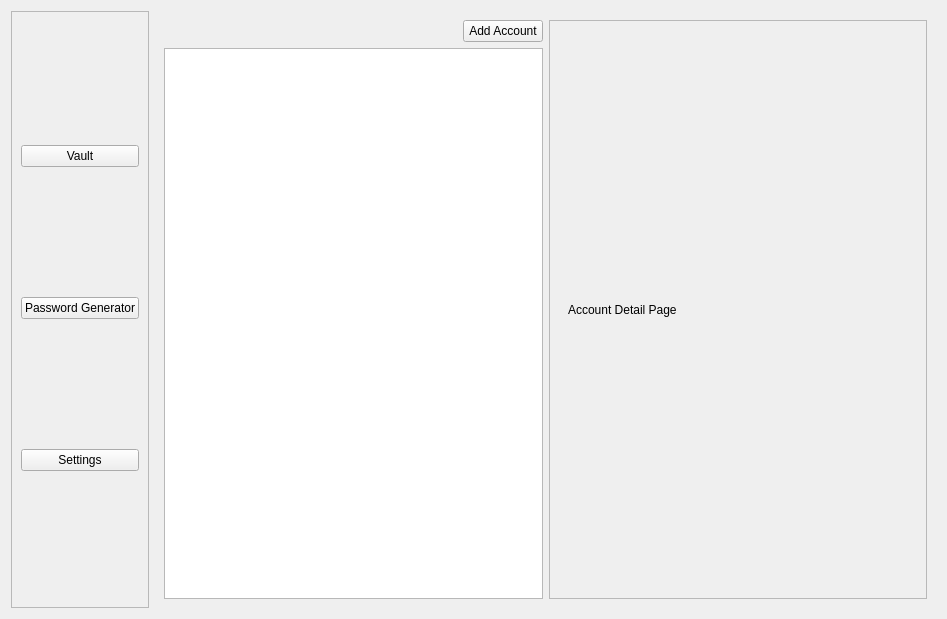
Old version of the form pages/view/dashboard/dashboard.ui in the repository SahisN/PasswordManager.
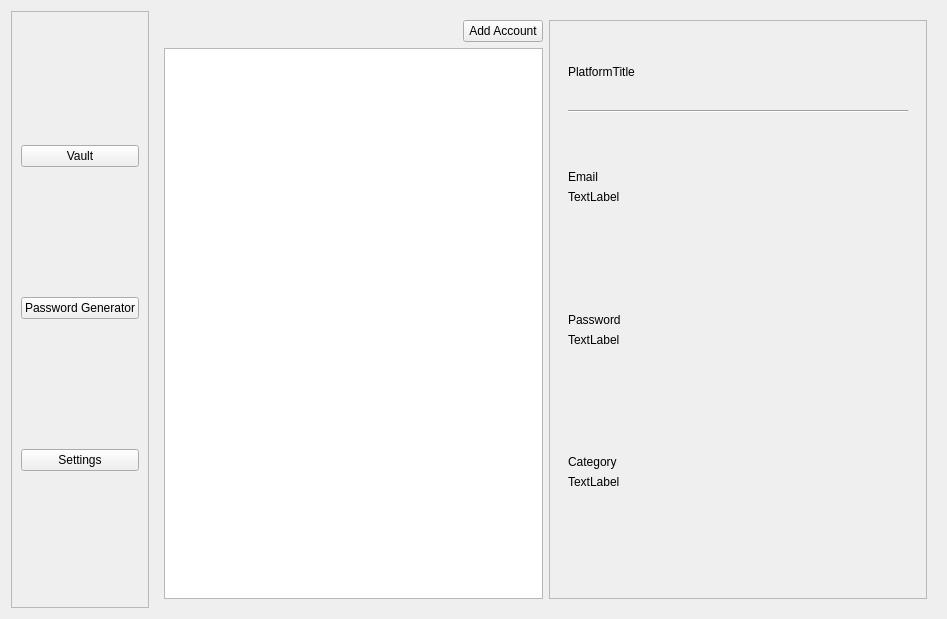
New version of the form. The open tabs and pages were chosen to show the change.

Commit message: feat:added password/email encryption

Patch:
```diff
--- a/pages/view/dashboard/dashboard.ui
+++ b/pages/view/dashboard/dashboard.ui
@@ -120,10 +120,75 @@
                 <item>
                  <widget class="QLabel" name="label_7">
                   <property name="text">
-                   <string>Account Detail Page</string>
+                   <string>PlatformTitle</string>
                   </property>
                  </widget>
                 </item>
+                <item>
+                 <widget class="Line" name="line">
+                  <property name="orientation">
+                   <enum>Qt::Orientation::Horizontal</enum>
+                  </property>
+                 </widget>
+                </item>
+                <item alignment="Qt::AlignmentFlag::AlignBottom">
+                 <widget class="QLabel" name="emailLabel">
+                  <property name="text">
+                   <string>Email</string>
+                  </property>
+                 </widget>
+                </item>
+                <item alignment="Qt::AlignmentFlag::AlignTop">
+                 <widget class="QLabel" name="platformEmailText">
+                  <property name="text">
+                   <string>TextLabel</string>
+                  </property>
+                 </widget>
+                </item>
+                <item alignment="Qt::AlignmentFlag::AlignBottom">
+                 <widget class="QLabel" name="passwordLabel">
+                  <property name="text">
+                   <string>Password</string>
+                  </property>
+                 </widget>
+                </item>
+                <item alignment="Qt::AlignmentFlag::AlignTop">
+                 <widget class="QLabel" name="platformPasswordText">
+                  <property name="text">
+                   <string>TextLabel</string>
+                  </property>
+                 </widget>
+                </item>
+                <item alignment="Qt::AlignmentFlag::AlignBottom">
+                 <widget class="QLabel" name="categoryLabel">
+                  <property name="text">
+                   <string>Category</string>
+                  </property>
+                 </widget>
+                </item>
+                <item alignment="Qt::AlignmentFlag::AlignTop">
+                 <widget class="QLabel" name="platformCategoryText">
+                  <property name="text">
+                   <string>TextLabel</string>
+                  </property>
+                 </widget>
+                </item>
+                <item>
+                 <spacer name="verticalSpacer_7">
+                  <property name="orientation">
+                   <enum>Qt::Orientation::Vertical</enum>
+                  </property>
+                  <property name="sizeType">
+                   <enum>QSizePolicy::Policy::Preferred</enum>
+                  </property>
+                  <property name="sizeHint" stdset="0">
+                   <size>
+                    <width>20</width>
+                    <height>40</height>
+                   </size>
+                  </property>
+                 </spacer>
+                </item>
                </layout>
               </widget>
               <widget class="QWidget" name="createAccountPage">
```
Left out of the diff: 37 changed lines with no effect on the pictures. The commit also changes 15 other files.
